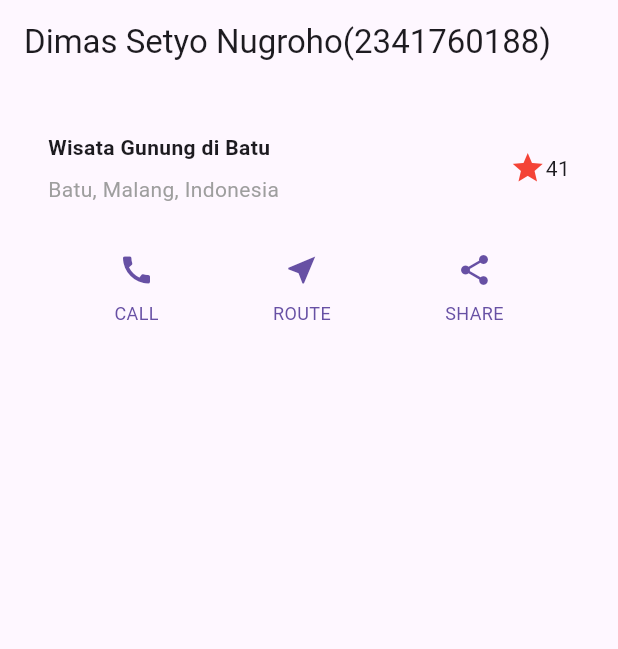
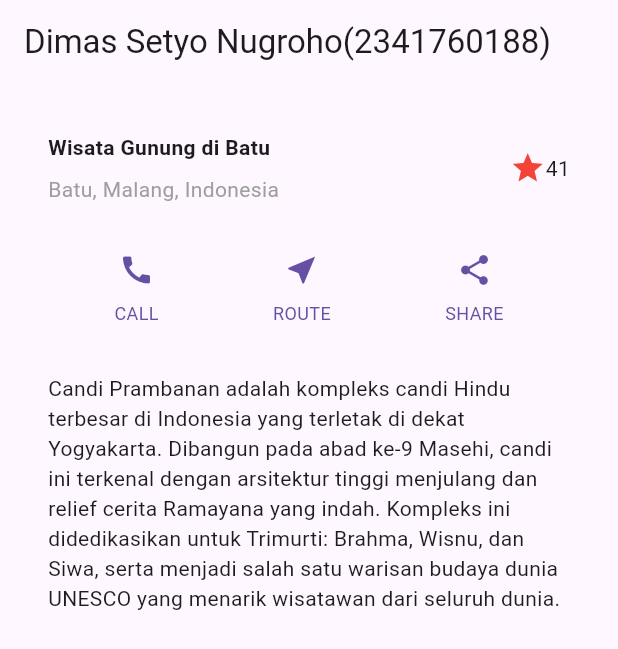
Before and after one commit to stewistzz/layout_flutter, a Flutter app: the screen it shows after launch, on a phone screen of 412 x 824 dp. Shown: the top 649 px of the screen. Run offline on Flutter 3.47's test engine with Material 3 defaults, Android fonts, the phone set to English and light mode, and no system bars.

Commit message:
add praktikum 3 + output : implementasi text section

```diff
--- a/lib/main.dart
+++ b/lib/main.dart
@@ -49,12 +49,21 @@ class MyApp extends StatelessWidget {
       ],
     );
 
+    // widget text section
+    Widget textSection = Container(
+      padding: const EdgeInsets.all(32),
+      child: const Text(
+        'Candi Prambanan adalah kompleks candi Hindu terbesar di Indonesia yang terletak di dekat Yogyakarta. Dibangun pada abad ke-9 Masehi, candi ini terkenal dengan arsitektur tinggi menjulang dan relief cerita Ramayana yang indah. Kompleks ini didedikasikan untuk Trimurti: Brahma, Wisnu, dan Siwa, serta menjadi salah satu warisan budaya dunia UNESCO yang menarik wisatawan dari seluruh dunia.',
+        softWrap: true,
+      ),
+    );
+
     return MaterialApp(
       title: 'Flutter layout: Nama dan NIM Anda',
       home: Scaffold(
         appBar: AppBar(title: const Text('Dimas Setyo Nugroho(2341760188)')),
         // body: const Center(child: Text('Hello World')),
-        body: Column(children: [titleSection, buttonSection]),
+        body: Column(children: [titleSection, buttonSection, textSection]),
       ),
     );
   }
```
Also changed, not shown: images/objek praktikum.jpg (added), images/output_praktikum_3.png (added), 1 other file.
